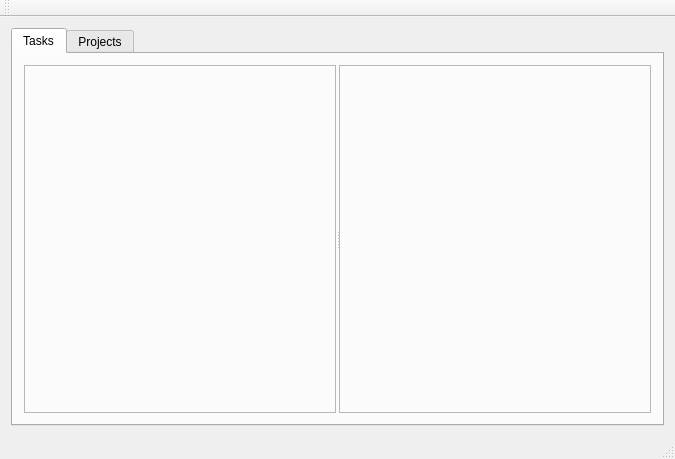
Qt form src/gui/taskapp.ui (campbellmbrown/task-app) before a commit.
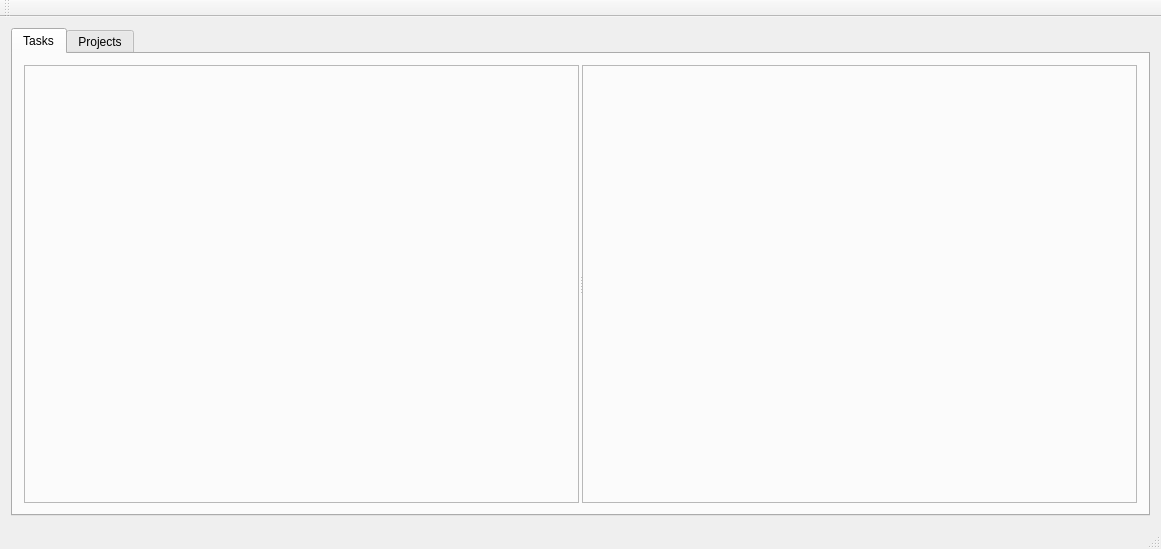
The same form after that commit.

Patch:
```diff
--- a/src/gui/taskapp.ui
+++ b/src/gui/taskapp.ui
@@ -6,8 +6,8 @@
    <rect>
     <x>0</x>
     <y>0</y>
-    <width>675</width>
-    <height>459</height>
+    <width>1161</width>
+    <height>549</height>
    </rect>
   </property>
   <property name="windowTitle">
```
Left out of the diff: 2 changed lines with no effect on the pictures.
